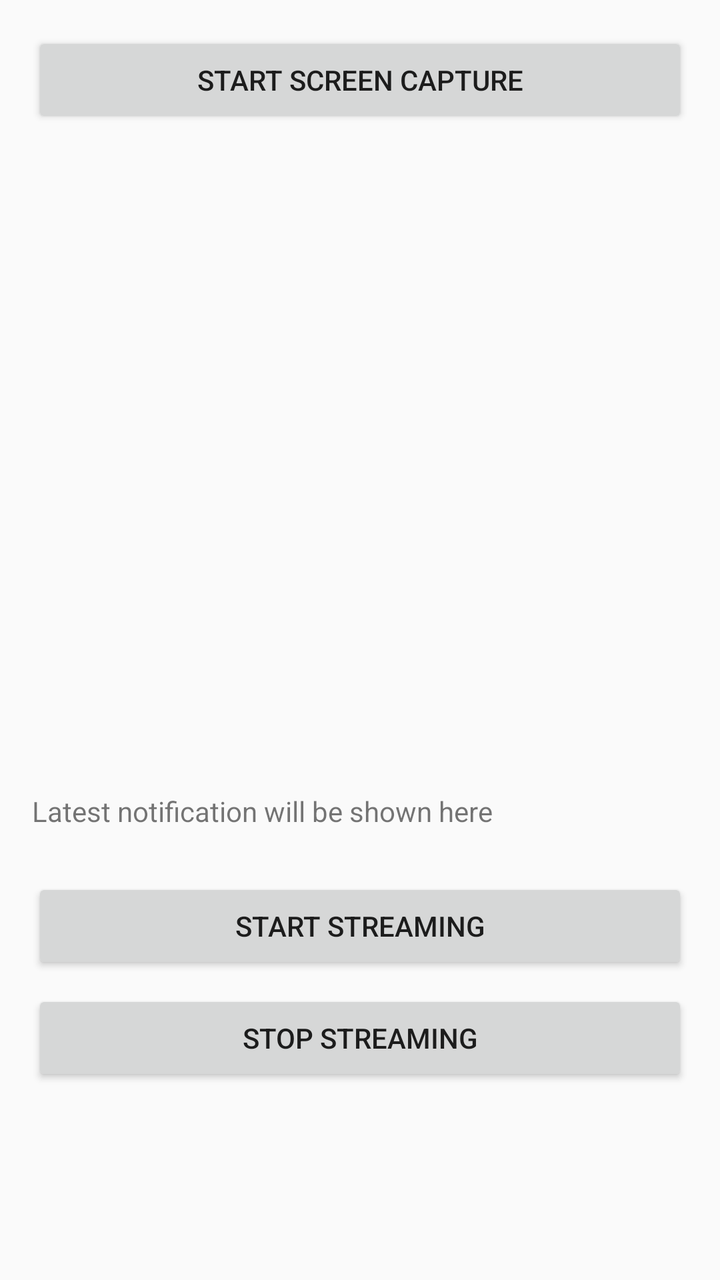
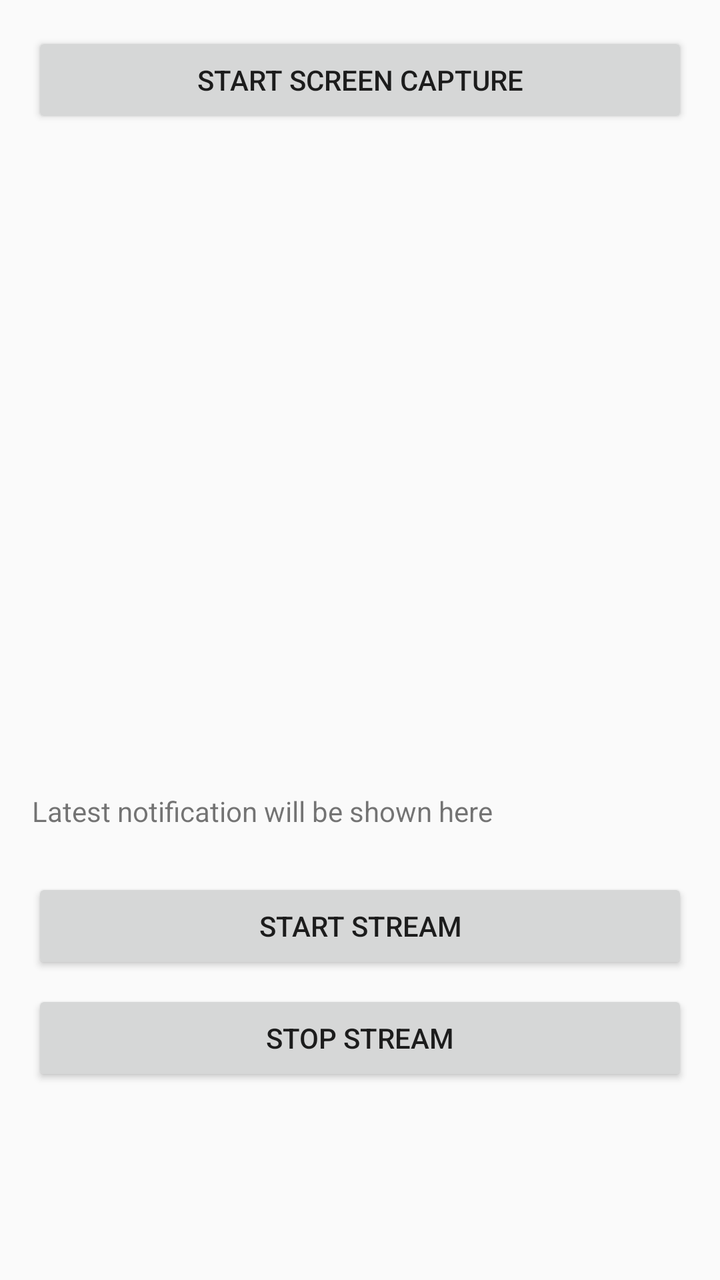

Screens rendered from an Android XML layout before and after an edit, with the pre-edit source and the edit as a unified diff.
<!-- AndroidManifest.xml: application theme Theme.AppCompat.Light.NoActionBar -->
<!-- res/layout/activity_main.xml -->
<?xml version="1.0" encoding="utf-8"?>
<LinearLayout
    xmlns:android="http://schemas.android.com/apk/res/android"
    android:orientation="vertical"
    android:layout_width="match_parent"
    android:layout_height="match_parent"
    android:padding="16dp">

    <Button
        android:id="@+id/startBtn"
        android:layout_width="match_parent"
        android:layout_height="wrap_content"
        android:text="Start Screen Capture"/>

    <ImageView
        android:id="@+id/imageView"
        android:layout_width="match_parent"
        android:layout_height="300dp"
        android:layout_marginTop="16dp"
        android:scaleType="fitCenter"
        android:contentDescription="Screen capture preview"/>

    <TextView
        android:id="@+id/notificationTextView"
        android:layout_width="match_parent"
        android:layout_height="wrap_content"
        android:layout_marginTop="16dp"
        android:text="Latest notification will be shown here"/>

    <Button
        android:id="@+id/startStreamBtn"
        android:layout_width="match_parent"
        android:layout_height="wrap_content"
        android:text="Start Streaming"
        android:layout_marginTop="24dp"/>

    <Button
        android:id="@+id/stopStreamBtn"
        android:layout_width="match_parent"
        android:layout_height="wrap_content"
        android:text="Stop Streaming"
        android:layout_marginTop="8dp"/>

</LinearLayout>
<!-- resources referenced by this layout -->
<resources>

</resources>

<!-- the commit's change to res/layout/activity_main.xml (unified diff, before → after) -->
@@ -18,27 +18,30 @@
         android:layout_height="300dp"
         android:layout_marginTop="16dp"
         android:scaleType="fitCenter"
-        android:contentDescription="Screen capture preview"/>
+        android:contentDescription="Screen capture preview" />
 
     <TextView
         android:id="@+id/notificationTextView"
         android:layout_width="match_parent"
         android:layout_height="wrap_content"
         android:layout_marginTop="16dp"
-        android:text="Latest notification will be shown here"/>
+        android:text="Latest notification will be shown here" />
 
     <Button
-        android:id="@+id/startStreamBtn"
+        android:id="@+id/btnStartStream"
         android:layout_width="match_parent"
         android:layout_height="wrap_content"
-        android:text="Start Streaming"
-        android:layout_marginTop="24dp"/>
+        android:text="Start Stream"
+        android:layout_marginTop="24dp" />
 
     <Button
-        android:id="@+id/stopStreamBtn"
+        android:id="@+id/btnStopStream"
         android:layout_width="match_parent"
         android:layout_height="wrap_content"
-        android:text="Stop Streaming"
-        android:layout_marginTop="8dp"/>
+        android:text="Stop Stream"
+        android:layout_marginTop="8dp" />
+
+
+
 
 </LinearLayout>
